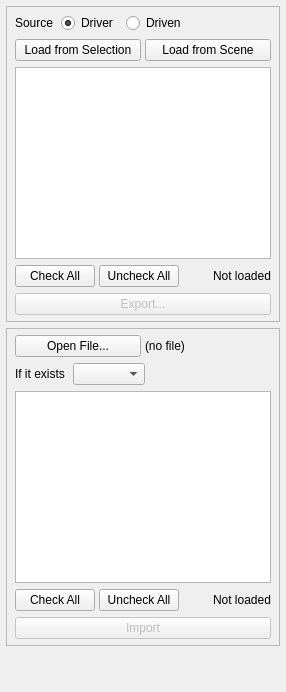
Above: ui/resources/manage_page.ui from zebraed/sdkk before the change. Below: the same form after it.
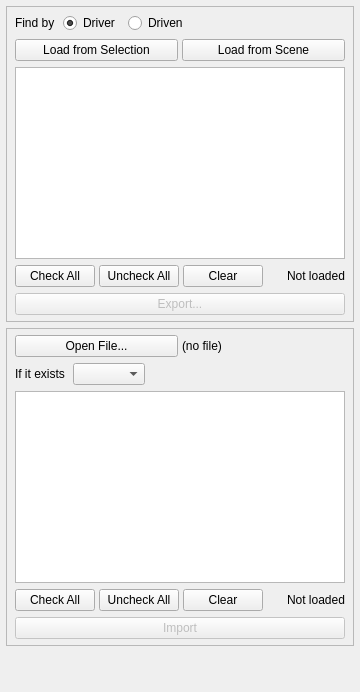
That is the form after the change.

The edit to the form file:
```diff
--- a/ui/resources/manage_page.ui
+++ b/ui/resources/manage_page.ui
@@ -65,7 +65,7 @@
            <item>
             <widget class="QLabel" name="label_source">
              <property name="text">
-              <string>Source</string>
+              <string>Find by</string>
              </property>
             </widget>
            </item>
@@ -178,6 +178,16 @@
              </property>
             </widget>
            </item>
+           <item>
+            <widget class="QPushButton" name="btn_clear">
+             <property name="toolTip">
+              <string>Empty the list</string>
+             </property>
+             <property name="text">
+              <string>Clear</string>
+             </property>
+            </widget>
+           </item>
            <item>
             <spacer name="spacer_check">
              <property name="orientation">
@@ -357,6 +367,16 @@
              </property>
             </widget>
            </item>
+           <item>
+            <widget class="QPushButton" name="btn_import_clear">
+             <property name="toolTip">
+              <string>Empty the list</string>
+             </property>
+             <property name="text">
+              <string>Clear</string>
+             </property>
+            </widget>
+           </item>
            <item>
             <spacer name="spacer_import_check">
              <property name="orientation">
```
